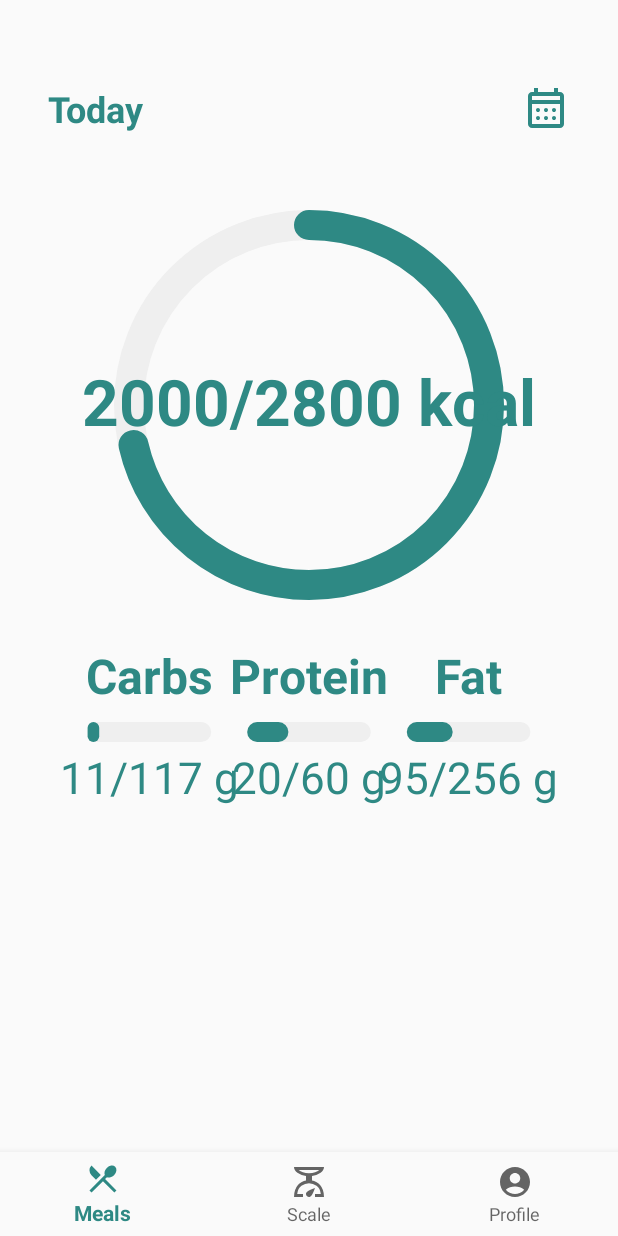
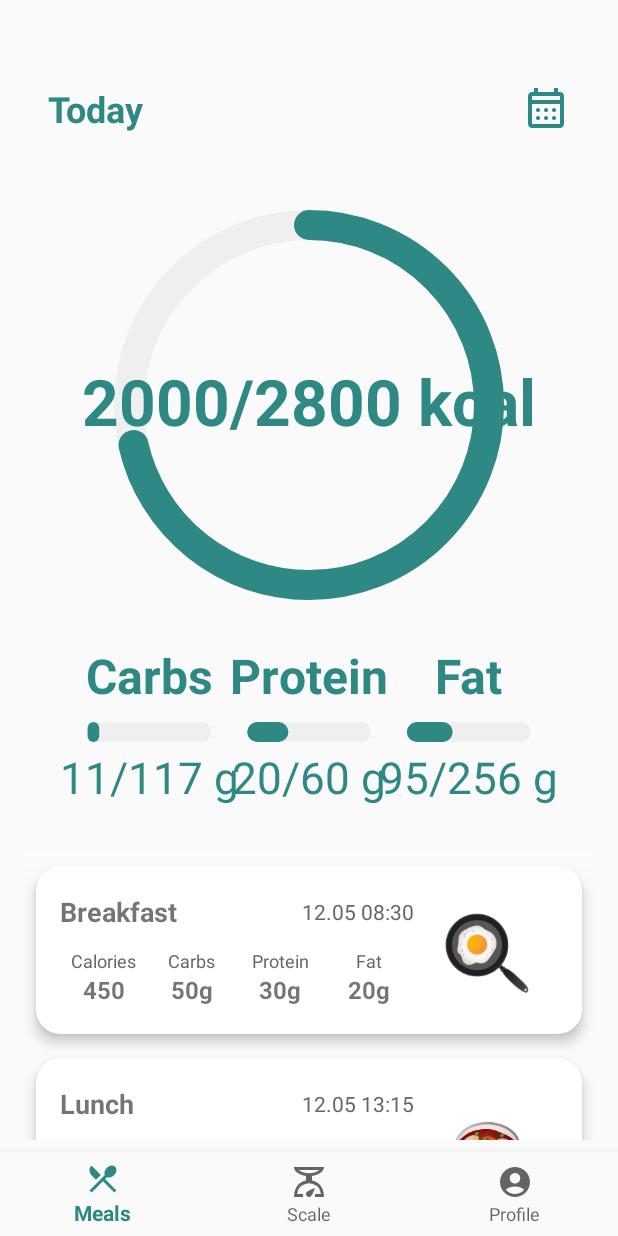
Before and after one commit to mikolajmariasz/smart-scale-mobile, an Android app: the screen it shows after launch (MainActivity), on a phone screen of 412 x 824 dp. Run offline under Robolectric (Android 15) with nearby library versions, the phone set to English and light mode, and no system bars; our stand-ins replace navigation-ui.

Commit message:
feat: Added meals list to Meals Screen
- Added `item_meal` layout to display meal information.
- Added `Meal` data class to represent a meal.
- Added `MealsAdapter` to populate the meals list.
- Added logic to `MealsFragment` to display a list of meals.
- Added `FadeEdgeDecoration` to create a fade effect at the top of the meals list.
- Added `ic_add_black_24dp` icon.
- Added strings for nutrition labels.
- Moved `NutritionBarView` and `CircularProgressBar` to the presentation package.

```diff
--- a/app/build.gradle.kts
+++ b/app/build.gradle.kts
@@ -39,7 +39,6 @@ android {
 }
 
 dependencies {
-
     implementation(libs.androidx.core.ktx)
     implementation(libs.androidx.appcompat)
     implementation(libs.material)
@@ -52,4 +51,7 @@ dependencies {
     androidTestImplementation(libs.androidx.junit)
     androidTestImplementation(libs.androidx.espresso.core)
     implementation(libs.androidx.viewpager2)
+    implementation(libs.kotlinx.datetime)
+    implementation(libs.androidx.recyclerview)
+    implementation(libs.androidx.cardview)
 }
--- /dev/null
+++ b/app/src/main/java/com/example/smartscale/decorations/FadeEdgeDecoration.kt
@@ -0,0 +1,31 @@
+package com.example.smartscale.decorations
+
+import android.content.Context
+import android.graphics.Canvas
+import android.graphics.LinearGradient
+import android.graphics.Paint
+import android.graphics.Shader
+import android.util.TypedValue
+import androidx.recyclerview.widget.RecyclerView
+
+class FadeEdgeDecoration(context: Context, private val fadeHeight: Int) : RecyclerView.ItemDecoration() {
+    private val paint = Paint()
+    private val backgroundColor: Int
+
+    init {
+        val typedValue = TypedValue()
+        val theme = context.theme
+        theme.resolveAttribute(android.R.attr.windowBackground, typedValue, true)
+        backgroundColor = typedValue.data
+    }
+
+    override fun onDrawOver(c: Canvas, parent: RecyclerView, state: RecyclerView.State) {
+        val width = parent.width
+
+        paint.shader = LinearGradient(
+            0f, 0f, 0f, fadeHeight.toFloat(),
+            backgroundColor, 0x00FFFFFF, Shader.TileMode.CLAMP
+        )
+        c.drawRect(0f, 0f, width.toFloat(), fadeHeight.toFloat(), paint)
+    }
+}
--- /dev/null
+++ b/app/src/main/java/com/example/smartscale/ui/meals/domain/model/Meal.kt
@@ -0,0 +1,11 @@
+package com.example.smartscale.ui.meals.domain.model
+
+data class Meal(
+    val name: String,
+    val time: String,
+    val emoji: String,
+    val calories: Int,
+    val carbs: Int,
+    val protein: Int,
+    val fat: Int
+)
--- a/app/src/main/java/com/example/smartscale/ui/meals/MealsFragment.kt
+++ b/app/src/main/java/com/example/smartscale/ui/meals/presentation/MealsFragment.kt
@@ -1,19 +1,23 @@
-package com.example.smartscale.ui.meals
+package com.example.smartscale.ui.meals.presentation
 
 import android.os.Bundle
 import android.view.LayoutInflater
 import android.view.View
 import android.view.ViewGroup
 import androidx.fragment.app.Fragment
-import androidx.lifecycle.ViewModelProvider
+import androidx.recyclerview.widget.LinearLayoutManager
 import com.example.smartscale.databinding.FragmentMealsBinding
-import com.example.smartscale.ui.meals.view.CircularProgressBar
-import com.example.smartscale.ui.meals.view.NutritionBarView
+import com.example.smartscale.decorations.FadeEdgeDecoration
+import com.example.smartscale.ui.meals.domain.model.Meal
+import com.example.smartscale.ui.meals.presentation.adapter.MealsAdapter
+import com.example.smartscale.ui.meals.presentation.view.CircularProgressBar
+import com.example.smartscale.ui.meals.presentation.view.NutritionBarView
 
 class MealsFragment : Fragment() {
 
     private lateinit var circularProgressBar: CircularProgressBar
     private lateinit var nutritrionProgressBar: NutritionBarView
+    private lateinit var mealsAdapter: MealsAdapter
     private var _binding: FragmentMealsBinding? = null
     private val binding get() = _binding!!
 
@@ -22,9 +26,6 @@ class MealsFragment : Fragment() {
         container: ViewGroup?,
         savedInstanceState: Bundle?
     ): View {
-        val mealsViewModel =
-            ViewModelProvider(this).get(MealsViewModel::class.java)
-
         _binding = FragmentMealsBinding.inflate(inflater, container, false)
         val root: View = binding.root
 
@@ -45,8 +46,27 @@ class MealsFragment : Fragment() {
         nutritrionProgressBar.setProteinProgress(20, 60)
         nutritrionProgressBar.setFatProgress(95, 256)
 
+        // Setup RecyclerView
+        setupRecyclerView()
 
         return root
+    }
+
+    private fun setupRecyclerView() {
+        // Example
+        val mealsList = listOf(
+            Meal("Breakfast", "12.05 08:30", "🍳", 450, 50, 30, 20),
+            Meal("Lunch", "12.05 13:15", "🍲", 650, 70, 40, 25),
+            Meal("Dinner", "12.05 19:45", "🥗", 400, 30, 25, 15)
+        )
+
+        mealsAdapter = MealsAdapter(mealsList)
+        binding.mealsList.apply {
+            layoutManager = LinearLayoutManager(context)
+            adapter = mealsAdapter
+            addItemDecoration(FadeEdgeDecoration(requireContext(),50))
+        }
+
     }
 
     override fun onDestroyView() {
--- a/app/src/main/java/com/example/smartscale/ui/meals/MealsViewModel.kt
+++ b/app/src/main/java/com/example/smartscale/ui/meals/presentation/MealsViewModel.kt
@@ -1,4 +1,4 @@
-package com.example.smartscale.ui.meals
+package com.example.smartscale.ui.meals.presentation
 
 import androidx.lifecycle.LiveData
 import androidx.lifecycle.MutableLiveData
--- /dev/null
+++ b/app/src/main/java/com/example/smartscale/ui/meals/presentation/adapter/MealsAdapter.kt
@@ -0,0 +1,41 @@
+package com.example.smartscale.ui.meals.presentation.adapter
+
+import android.view.LayoutInflater
+import android.view.View
+import android.view.ViewGroup
+import android.widget.TextView
+import androidx.recyclerview.widget.RecyclerView
+import com.example.smartscale.R
+import com.example.smartscale.ui.meals.domain.model.Meal
+
+class MealsAdapter(private val meals: List<Meal>) : RecyclerView.Adapter<MealsAdapter.MealViewHolder>() {
+
+    class MealViewHolder(itemView: View) : RecyclerView.ViewHolder(itemView) {
+        val mealName: TextView = itemView.findViewById(R.id.mealName)
+        val mealTime: TextView = itemView.findViewById(R.id.mealTime)
+        val mealEmoji: TextView = itemView.findViewById(R.id.meal_emoji)
+        val mealCalories: TextView = itemView.findViewById(R.id.mealCalories)
+        val mealCarbs: TextView = itemView.findViewById(R.id.mealCarbs)
+        val mealProtein: TextView = itemView.findViewById(R.id.mealProtein)
+        val mealFat: TextView = itemView.findViewById(R.id.mealFat)
+    }
+
+    override fun onCreateViewHolder(parent: ViewGroup, viewType: Int): MealViewHolder {
+        val view = LayoutInflater.from(parent.context)
+            .inflate(R.layout.item_meal, parent, false)
+        return MealViewHolder(view)
+    }
+
+    override fun onBindViewHolder(holder: MealViewHolder, position: Int) {
+        val meal = meals[position]
+        holder.mealName.text = meal.name
+        holder.mealTime.text = meal.time
+        holder.mealEmoji.text = meal.emoji
+        holder.mealCalories.text = meal.calories.toString()
+        holder.mealCarbs.text = "${meal.carbs}g"
+        holder.mealProtein.text = "${meal.protein}g"
+        holder.mealFat.text = "${meal.fat}g"
+    }
+
+    override fun getItemCount() = meals.size
+}
--- a/app/src/main/java/com/example/smartscale/ui/meals/view/CircularProgressBar.kt
+++ b/app/src/main/java/com/example/smartscale/ui/meals/presentation/view/CircularProgressBar.kt
@@ -1,4 +1,4 @@
-package com.example.smartscale.ui.meals.view
+package com.example.smartscale.ui.meals.presentation.view
 
 import android.animation.ValueAnimator
 import android.content.Context
--- a/app/src/main/java/com/example/smartscale/ui/meals/view/NutritionBarView.kt
+++ b/app/src/main/java/com/example/smartscale/ui/meals/presentation/view/NutritionBarView.kt
@@ -1,4 +1,4 @@
-package com.example.smartscale.ui.meals.view
+package com.example.smartscale.ui.meals.presentation.view
 
 import android.animation.ValueAnimator
 import android.content.Context
@@ -90,6 +90,38 @@ class NutritionBarView @JvmOverloads constructor(
         animator.start()
     }
 
+    override fun onMeasure(widthMeasureSpec: Int, heightMeasureSpec: Int) {
+        val barHeight = 20f
+        val barMargin = 24f
+        val textHeight = labelTextPaint.textSize + valueTextPaint.textSize + 16f // marginesy
+        val totalHeight = barHeight + textHeight + barMargin * 2
+
+        val desiredHeight = totalHeight.toInt() + paddingTop + paddingBottom
+
+        val heightMode = MeasureSpec.getMode(heightMeasureSpec)
+        val heightSize = MeasureSpec.getSize(heightMeasureSpec)
+
+        val finalHeight = when (heightMode) {
+            MeasureSpec.EXACTLY -> heightSize
+            MeasureSpec.AT_MOST -> minOf(desiredHeight, heightSize)
+            else -> desiredHeight
+        }
+
+        val barWidth = (MeasureSpec.getSize(widthMeasureSpec) * 0.8f).toInt()
+        val totalWidth = (3 * barWidth + 2 * barMargin).toInt()
+        val desiredWidth = totalWidth + paddingLeft + paddingRight
+
+        val widthMode = MeasureSpec.getMode(widthMeasureSpec)
+        val widthSize = MeasureSpec.getSize(widthMeasureSpec)
+
+        val finalWidth = when (widthMode) {
+            MeasureSpec.EXACTLY -> widthSize
+            MeasureSpec.AT_MOST -> minOf(desiredWidth, widthSize)
+            else -> desiredWidth
+        }
+
+        setMeasuredDimension(finalWidth, finalHeight)
+    }
     override fun onDraw(canvas: Canvas) {
         super.onDraw(canvas)
 
@@ -126,7 +158,7 @@ class NutritionBarView @JvmOverloads constructor(
             label,
             startX + barWidth / 2,
             startY - barHeight - 8f,
-            labelTextPaint
+            labelTextPaint,
         )
 
         canvas.drawRoundRect(
--- /dev/null
+++ b/app/src/main/res/drawable/ic_add_black_24dp.xml
@@ -0,0 +1,9 @@
+<vector xmlns:android="http://schemas.android.com/apk/res/android"
+    android:width="24dp"
+    android:height="24dp"
+    android:viewportWidth="960"
+    android:viewportHeight="960">
+  <path
+      android:pathData="M440,520L200,520v-80h240v-240h80v240h240v80L520,520v240h-80v-240Z"
+      android:fillColor="#000000"/>
+</vector>
--- a/app/src/main/res/layout/fragment_meals.xml
+++ b/app/src/main/res/layout/fragment_meals.xml
@@ -4,7 +4,8 @@
     xmlns:tools="http://schemas.android.com/tools"
     android:layout_width="match_parent"
     android:layout_height="match_parent"
-    tools:context=".ui.meals.MealsFragment">
+    tools:context=".ui.meals.presentation.MealsFragment"
+    android:paddingBottom="56dp">
 
     <!-- Header with date and calendar icon -->
     <include
@@ -13,7 +14,7 @@
         android:layout_height="wrap_content" />
 
     <!--- Circular progress bar -->
-    <com.example.smartscale.ui.meals.view.CircularProgressBar
+    <com.example.smartscale.ui.meals.presentation.view.CircularProgressBar
         android:id="@+id/circularProgressBar"
         android:layout_width="300dp"
         android:layout_height="300dp"
@@ -23,7 +24,7 @@
         app:layout_constraintEnd_toEndOf="parent" />
 
     <!--- NutritionBarView -->
-    <com.example.smartscale.ui.meals.view.NutritionBarView
+    <com.example.smartscale.ui.meals.presentation.view.NutritionBarView
         android:id="@+id/nutritionBarsView"
         android:layout_width="wrap_content"
         android:layout_height="wrap_content"
@@ -31,19 +32,19 @@
         app:layout_constraintStart_toStartOf="parent"
         app:layout_constraintEnd_toEndOf="parent" />
 
-    <!--- Text view -->
-    <TextView
-        android:id="@+id/text_meals"
+    <androidx.recyclerview.widget.RecyclerView
+        android:id="@+id/mealsList"
         android:layout_width="match_parent"
-        android:layout_height="wrap_content"
-        android:layout_marginStart="8dp"
-        android:layout_marginTop="8dp"
-        android:layout_marginEnd="8dp"
-        android:textAlignment="center"
-        android:textSize="20sp"
+        android:layout_height="0dp"
+        android:layout_marginTop="24dp"
+        android:layout_marginHorizontal="16dp"
+        android:layout_marginBottom="8dp"
+        android:paddingTop="8dp"
+        android:paddingBottom="72dp"
+        android:clipToPadding="false"
+        app:layout_constraintTop_toBottomOf="@id/nutritionBarsView"
         app:layout_constraintBottom_toBottomOf="parent"
-        app:layout_constraintEnd_toEndOf="parent"
         app:layout_constraintStart_toStartOf="parent"
-        app:layout_constraintTop_toTopOf="parent" />
+        app:layout_constraintEnd_toEndOf="parent" />
 
 </androidx.constraintlayout.widget.ConstraintLayout>
--- /dev/null
+++ b/app/src/main/res/layout/item_meal.xml
@@ -0,0 +1,164 @@
+<?xml version="1.0" encoding="utf-8"?>
+<androidx.cardview.widget.CardView xmlns:android="http://schemas.android.com/apk/res/android"
+    xmlns:app="http://schemas.android.com/apk/res-auto"
+    xmlns:tools="http://schemas.android.com/tools"
+    android:layout_width="match_parent"
+    android:layout_height="wrap_content"
+    android:layout_margin="8dp"
+    app:cardCornerRadius="16dp"
+    app:cardElevation="5dp">
+
+    <RelativeLayout
+        android:layout_width="match_parent"
+        android:layout_height="wrap_content"
+        android:padding="16dp">
+
+        <TextView
+            android:id="@+id/meal_emoji"
+            android:layout_width="80dp"
+            android:layout_height="80dp"
+            android:layout_alignParentEnd="true"
+            android:layout_centerVertical="true"
+            android:gravity="center"
+            android:text="🍎"
+            android:textColor="#FF000000"
+            android:textSize="50sp"
+            android:layout_marginEnd="8dp"/>
+
+        <LinearLayout
+            android:layout_width="match_parent"
+            android:layout_height="wrap_content"
+            android:layout_toStartOf="@id/meal_emoji"
+            android:layout_centerVertical="true"
+            android:orientation="vertical"
+            android:layout_marginEnd="8dp">
+
+            <LinearLayout
+                android:layout_width="match_parent"
+                android:layout_height="wrap_content"
+                android:orientation="horizontal"
+                android:gravity="center_vertical">
+
+                <TextView
+                    android:id="@+id/mealName"
+                    android:layout_width="0dp"
+                    android:layout_height="wrap_content"
+                    android:layout_weight="1"
+                    android:textSize="18sp"
+                    android:textStyle="bold" />
+
+                <TextView
+                    android:id="@+id/mealTime"
+                    android:layout_width="wrap_content"
+                    android:layout_height="wrap_content"
+                    android:text="12.05 08:30"
+                    android:textColor="#666666"
+                    android:textSize="14sp"/>
+            </LinearLayout>
+
+            <LinearLayout
+                android:layout_width="match_parent"
+                android:layout_height="wrap_content"
+                android:layout_marginTop="12dp"
+                android:orientation="horizontal"
+                android:weightSum="4">
+
+                <LinearLayout
+                    android:layout_width="0dp"
+                    android:layout_height="wrap_content"
+                    android:layout_weight="1"
+                    android:orientation="vertical"
+                    android:gravity="center">
+
+                    <TextView
+                        android:layout_width="wrap_content"
+                        android:layout_height="wrap_content"
+                        android:text="@string/calories_label"
+                        android:textSize="12sp"
+                        android:textColor="#666666"/>
+
+                    <TextView
+                        android:id="@+id/mealCalories"
+                        android:layout_width="wrap_content"
+                        android:layout_height="wrap_content"
+                        android:text="450"
+                        android:textSize="16sp"
+                        android:textStyle="bold"
+                        tools:text="450"/>
+                </LinearLayout>
+
+                <LinearLayout
+                    android:layout_width="0dp"
+                    android:layout_height="wrap_content"
+                    android:layout_weight="1"
+                    android:orientation="vertical"
+                    android:gravity="center">
+
+                    <TextView
+                        android:layout_width="wrap_content"
+                        android:layout_height="wrap_content"
+                        android:text="@string/carbs_label"
+                        android:textSize="12sp"
+                        android:textColor="#666666"/>
+
+                    <TextView
+                        android:id="@+id/mealCarbs"
+                        android:layout_width="wrap_content"
+                        android:layout_height="wrap_content"
+                        android:text="50g"
+                        android:textSize="16sp"
+                        android:textStyle="bold"
+                        tools:text="50g"/>
+                </LinearLayout>
+
+                <LinearLayout
+                    android:layout_width="0dp"
+                    android:layout_height="wrap_content"
+                    android:layout_weight="1"
+                    android:orientation="vertical"
+                    android:gravity="center">
+
+                    <TextView
+                        android:layout_width="wrap_content"
+                        android:layout_height="wrap_content"
+                        android:text="@string/protein_label"
+                        android:textSize="12sp"
+                        android:textColor="#666666"/>
+
+                    <TextView
+                        android:id="@+id/mealProtein"
+                        android:layout_width="wrap_content"
+                        android:layout_height="wrap_content"
+                        android:text="30g"
+                        android:textSize="16sp"
+                        android:textStyle="bold"
+                        tools:text="30g"/>
+                </LinearLayout>
+
+                <LinearLayout
+                    android:layout_width="0dp"
+                    android:layout_height="wrap_content"
+                    android:layout_weight="1"
+                    android:orientation="vertical"
+                    android:gravity="center">
+
+                    <TextView
+                        android:layout_width="wrap_content"
+                        android:layout_height="wrap_content"
+                        android:text="@string/fat_label"
+                        android:textSize="12sp"
+                        android:textColor="#666666"/>
+
+                    <TextView
+                        android:id="@+id/mealFat"
+                        android:layout_width="wrap_content"
+                        android:layout_height="wrap_content"
+                        android:text="20g"
+                        android:textSize="16sp"
+                        android:textStyle="bold"
+                        tools:text="20g"/>
+                </LinearLayout>
+            </LinearLayout>
+        </LinearLayout>
+    </RelativeLayout>
+</androidx.cardview.widget.CardView>
--- a/app/src/main/res/navigation/mobile_navigation.xml
+++ b/app/src/main/res/navigation/mobile_navigation.xml
@@ -7,7 +7,7 @@
 
     <fragment
         android:id="@+id/navigation_meals"
-        android:name="com.example.smartscale.ui.meals.MealsFragment"
+        android:name="com.example.smartscale.ui.meals.presentation.MealsFragment"
         android:label="@string/title_meals"
         tools:layout="@layout/fragment_meals" />
 
--- a/app/src/main/res/values/colors.xml
+++ b/app/src/main/res/values/colors.xml
@@ -1,6 +1,7 @@
 <?xml version="1.0" encoding="utf-8"?>
 <resources>
     <color name="green">#2E8984</color>
+    <color name="dark_green">#0D3837</color>"
     <color name="black">#FF000000</color>
     <color name="white">#EFEFEF</color>
 </resources>
--- a/app/src/main/res/values/strings.xml
+++ b/app/src/main/res/values/strings.xml
@@ -4,4 +4,10 @@
     <string name="title_scale">Scale</string>
     <string name="title_profile">Profile</string>
     <string name="calendar_icon_description">Calendar</string>
+
+    <!-- Labels for nutrition values -->
+    <string name="calories_label">Calories</string>
+    <string name="carbs_label">Carbs</string>
+    <string name="protein_label">Protein</string>
+    <string name="fat_label">Fat</string>
 </resources>
--- a/gradle/libs.versions.toml
+++ b/gradle/libs.versions.toml
@@ -1,11 +1,13 @@
 [versions]
 agp = "8.9.0"
+cardview = "1.0.0"
 kotlin = "2.0.21"
 coreKtx = "1.15.0"
 junit = "4.13.2"
 junitVersion = "1.2.1"
 espressoCore = "3.6.1"
 appcompat = "1.7.0"
+kotlinxDatetime = "0.4.1"
 material = "1.12.0"
 constraintlayout = "2.2.1"
 lifecycleLivedataKtx = "2.8.7"
@@ -13,13 +15,17 @@ lifecycleViewmodelKtx = "2.8.7"
 navigationFragmentKtx = "2.6.0"
 navigationUiKtx = "2.6.0"
 androidx-viewpager2 = "1.0.0"
+recyclerview = "1.3.2"
 
 [libraries]
+androidx-cardview = { module = "androidx.cardview:cardview", version.ref = "cardview" }
 androidx-core-ktx = { group = "androidx.core", name = "core-ktx", version.ref = "coreKtx" }
+androidx-recyclerview = { module = "androidx.recyclerview:recyclerview", version.ref = "recyclerview" }
 junit = { group = "junit", name = "junit", version.ref = "junit" }
 androidx-junit = { group = "androidx.test.ext", name = "junit", version.ref = "junitVersion" }
 androidx-espresso-core = { group = "androidx.test.espresso", name = "espresso-core", version.ref = "espressoCore" }
 androidx-appcompat = { group = "androidx.appcompat", name = "appcompat", version.ref = "appcompat" }
+kotlinx-datetime = { module = "org.jetbrains.kotlinx:kotlinx-datetime", version.ref = "kotlinxDatetime" }
 material = { group = "com.google.android.material", name = "material", version.ref = "material" }
 androidx-constraintlayout = { group = "androidx.constraintlayout", name = "constraintlayout", version.ref = "constraintlayout" }
 androidx-lifecycle-livedata-ktx = { group = "androidx.lifecycle", name = "lifecycle-livedata-ktx", version.ref = "lifecycleLivedataKtx" }
```
